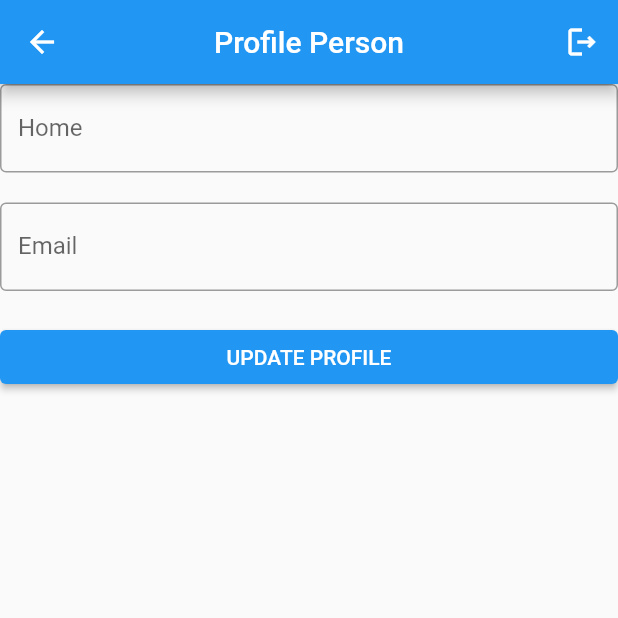
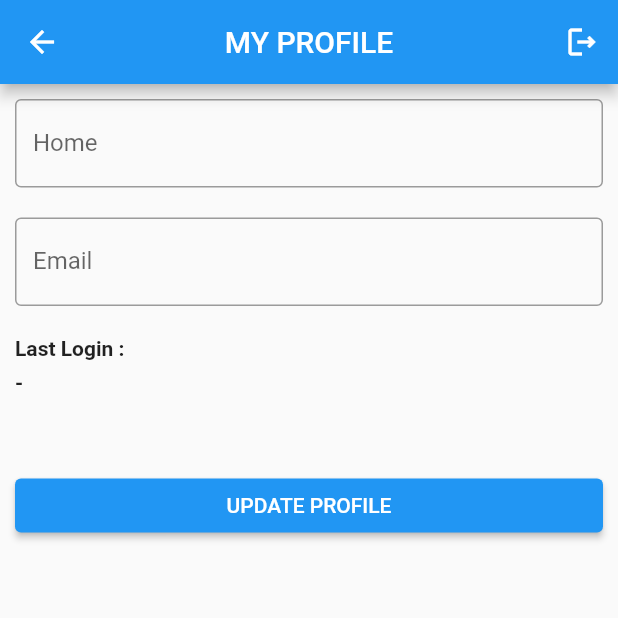
Before and after one commit to rahadians/udemy_supabase, a Flutter app: the ProfileView screen opened by its route, after a tap on "UPDATE PROFILE", on a phone screen of 412 x 824 dp, the top half of it. Run offline on Flutter 3.47's test engine with Material 2 defaults, Android fonts, the phone set to English and light mode, and no system bars; our stand-ins replace get, supabase_flutter; accounts and stored records are empty.

Commit message:
part 7 rev 1

```diff
--- a/lib/app/controllers/auth_controller.dart
+++ b/lib/app/controllers/auth_controller.dart
@@ -14,7 +14,7 @@ class AuthController extends GetxController {
       authTimer!.cancel();
     }
 
-    authTimer = Timer(Duration(seconds: 20), () async {
+    authTimer = Timer(Duration(seconds: 3600), () async {
       await client.auth.signOut();
       Get.offAllNamed(Routes.LOGIN);
     });
--- a/lib/app/modules/login/controllers/login_controller.dart
+++ b/lib/app/modules/login/controllers/login_controller.dart
@@ -36,7 +36,7 @@ class LoginController extends GetxController {
         return true;
 
         //kalu tidak ada email verification
-        Get.offAllNamed(Routes.HOME);
+        // Get.offAllNamed(Routes.HOME);
       } else {
         Get.snackbar("Terjadi Kesalahan", res.error!.message);
       }
@@ -66,7 +66,7 @@ class LoginController extends GetxController {
   //   super.onReady();
   // }
 
-  @override
+  // @override
   void onClose() {
     emailC.dispose();
     passwordC.dispose();
--- a/lib/app/modules/login/views/login_view.dart
+++ b/lib/app/modules/login/views/login_view.dart
@@ -47,7 +47,7 @@ class LoginView extends GetView<LoginController> {
                         border: OutlineInputBorder()),
                   )),
               SizedBox(
-                height: 30,
+                height: 20,
               ),
               ElevatedButton(
                 onPressed: () async {
@@ -55,7 +55,7 @@ class LoginView extends GetView<LoginController> {
                     //Eksekusi Login
                     bool? cek = await controller.login();
                     if (cek != null && cek == true) authC.autoLogout();
-                    // Get.offAllNamed(Routes.HOME);
+                    Get.toNamed(Routes.HOME);
                   }
                 },
                 child: Obx(() =>
--- a/lib/app/modules/profile/controllers/profile_controller.dart
+++ b/lib/app/modules/profile/controllers/profile_controller.dart
@@ -2,12 +2,13 @@ import 'package:flutter/material.dart';
 import 'package:get/get.dart';
 
 import 'package:supabase_flutter/supabase_flutter.dart';
-
+import 'package:intl/intl.dart';
 import '../../../routes/app_pages.dart';
 
 class ProfileController extends GetxController {
   RxBool isLoading = false.obs;
   RxBool isHidden = true.obs;
+  RxString lastLogin = "-".obs;
 
   // TextEditingController emailC =
   //     TextEditingController(text: "matrix.black82@gmail.com");
@@ -30,6 +31,10 @@ class ProfileController extends GetxController {
 
     nameC.text = user["name"];
     emailC.text = user["email"];
+
+    lastLogin.value = DateFormat('dd-MM-yyy hh:mm:ss')
+        .format(DateTime.parse(client.auth.currentUser!.lastSignInAt!));
+
     // print(response.toJson());
   }
 
@@ -49,7 +54,7 @@ class ProfileController extends GetxController {
   //   super.onReady();
   // }
 
-  // @override
+  @override
   void onClose() {
     emailC.dispose();
     passwordC.dispose();
--- a/lib/app/modules/profile/views/profile_view.dart
+++ b/lib/app/modules/profile/views/profile_view.dart
@@ -12,7 +12,7 @@ class ProfileView extends GetView<ProfileController> {
   Widget build(BuildContext context) {
     return Scaffold(
         appBar: AppBar(
-          title: Text('Profile Person'),
+          title: Text('MY PROFILE'),
           centerTitle: true,
           actions: [
             IconButton(
@@ -33,7 +33,10 @@ class ProfileView extends GetView<ProfileController> {
                   child: CircularProgressIndicator(),
                 );
               }
-              return ListView(
+              return SafeArea(
+                child: Padding(
+                  padding: const EdgeInsets.all(10.0),
+                  child: ListView(
                     children: [
                       TextFormField(
                         autocorrect: false,
@@ -55,6 +58,24 @@ class ProfileView extends GetView<ProfileController> {
                       SizedBox(
                         height: 20,
                       ),
+                      Text(
+                        "Last Login : ",
+                        style: TextStyle(
+                            fontSize: 14, fontWeight: FontWeight.bold),
+                      ),
+                      SizedBox(
+                        height: 7,
+                      ),
+                      Obx(
+                        () => Text(
+                          "${controller.lastLogin}",
+                          style: TextStyle(
+                              fontSize: 14, fontWeight: FontWeight.bold),
+                        ),
+                      ),
+                      SizedBox(
+                        height: 50,
+                      ),
                       ElevatedButton(
                         onPressed: () {
                           if (controller.isLoading.isFalse) {
@@ -67,6 +88,8 @@ class ProfileView extends GetView<ProfileController> {
                             : "LOADING"),
                       ),
                     ],
+                  ),
+                ),
               );
             }));
   }
--- a/pubspec.yaml
+++ b/pubspec.yaml
@@ -9,6 +9,7 @@ dependencies:
   cupertino_icons: ^1.0.2
   get: 4.6.1
   supabase_flutter: 0.2.12
+  intl: 0.17.0
   flutter:
     sdk: flutter
 
```
Also changed, not shown: lib/app/modules/register/views/register_view.dart (+9 -4 lines), pubspec.lock. Lines whose indentation alone changed are shown as unchanged.
